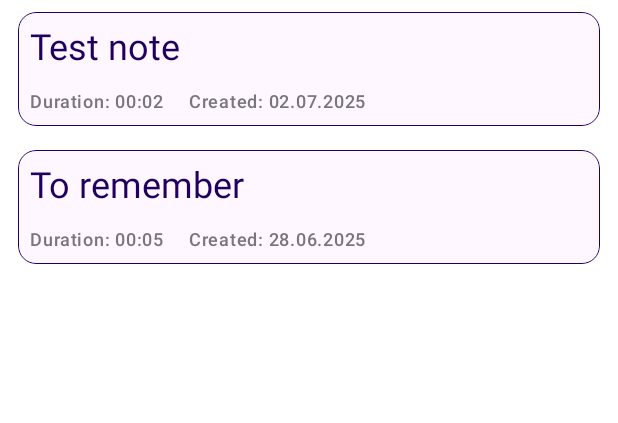
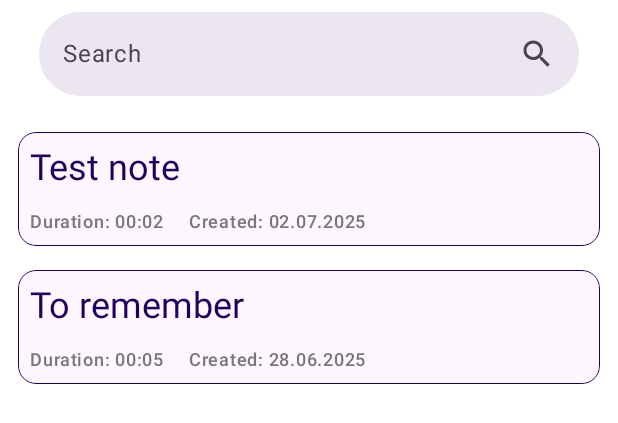
Before and after one commit to onecoffeeplz/ZamechalkaApp, an Android app built with Jetpack Compose: the @Preview function NotesListViewPreview, on a phone screen of 412 x 824 dp. Shown: the top 423 px of the screen. Run offline under Robolectric (Android 15) with nearby library versions, the phone set to English and light mode, and no system bars.

Commit message:
design: add simple search bar

```diff
--- a/app/src/main/java/dev/onecoffeeplz/zamechalka/presentation/ui/components/NotesListView.kt
+++ b/app/src/main/java/dev/onecoffeeplz/zamechalka/presentation/ui/components/NotesListView.kt
@@ -1,19 +1,49 @@
 package dev.onecoffeeplz.zamechalka.presentation.ui.components
 
+import androidx.compose.foundation.layout.Column
+import androidx.compose.foundation.layout.Spacer
+import androidx.compose.foundation.layout.fillMaxWidth
+import androidx.compose.foundation.layout.padding
 import androidx.compose.foundation.lazy.LazyColumn
 import androidx.compose.foundation.lazy.items
+import androidx.compose.foundation.text.input.rememberTextFieldState
 import androidx.compose.runtime.Composable
+import androidx.compose.ui.Modifier
 import androidx.compose.ui.tooling.preview.Preview
+import androidx.compose.ui.unit.dp
 import dev.onecoffeeplz.zamechalka.domain.model.Note
+import dev.onecoffeeplz.zamechalka.presentation.ui.utils.hideKeyboardAndClearFocusOnOutsideClick
 
 @Composable
 fun NotesListView(notes: List<Note>, onNoteClick: (Note) -> Unit, onSwipeToDelete: (Note) -> Unit) {
-    LazyColumn {
-        items(notes, key = { it.id!! }) { note ->
-            NoteItem(
-                note = note,
-                onClick = { onNoteClick(note) },
-                onDelete = { onSwipeToDelete(note) })
+    val textFieldState = rememberTextFieldState()
+    val query = textFieldState.text.toString()
+    val filteredNotes = if (query.isBlank()) notes else {
+        notes.filter { note ->
+            note.name.contains(query, ignoreCase = true)
+        }
+    }
+
+    Column(
+        modifier = Modifier.hideKeyboardAndClearFocusOnOutsideClick()
+    ) {
+
+        ZamechalkaSearchBar(
+            textFieldState = textFieldState,
+            onQueryChange = { textFieldState.edit { replace(0, length, it) } },
+            onSearch = {},
+            modifier = Modifier.fillMaxWidth()
+        )
+
+        Spacer(modifier = Modifier.padding(8.dp))
+
+        LazyColumn {
+            items(filteredNotes, key = { it.id!! }) { note ->
+                NoteItem(
+                    note = note,
+                    onClick = { onNoteClick(note) },
+                    onDelete = { onSwipeToDelete(note) })
+            }
         }
     }
 }
--- /dev/null
+++ b/app/src/main/java/dev/onecoffeeplz/zamechalka/presentation/ui/components/ZamechalkaSearchBar.kt
@@ -0,0 +1,88 @@
+package dev.onecoffeeplz.zamechalka.presentation.ui.components
+
+import androidx.compose.foundation.layout.Box
+import androidx.compose.foundation.layout.fillMaxWidth
+import androidx.compose.foundation.text.input.TextFieldState
+import androidx.compose.material.icons.Icons
+import androidx.compose.material.icons.filled.Close
+import androidx.compose.material.icons.filled.Search
+import androidx.compose.material3.ExperimentalMaterial3Api
+import androidx.compose.material3.Icon
+import androidx.compose.material3.IconButton
+import androidx.compose.material3.SearchBar
+import androidx.compose.material3.SearchBarDefaults
+import androidx.compose.material3.Text
+import androidx.compose.runtime.Composable
+import androidx.compose.ui.Alignment
+import androidx.compose.ui.Modifier
+import androidx.compose.ui.platform.LocalFocusManager
+import androidx.compose.ui.res.stringResource
+import androidx.compose.ui.tooling.preview.Preview
+import dev.onecoffeeplz.zamechalka.R
+
+@OptIn(ExperimentalMaterial3Api::class)
+@Composable
+fun ZamechalkaSearchBar(
+    textFieldState: TextFieldState,
+    onQueryChange: (String) -> Unit,
+    onSearch: (String) -> Unit,
+    modifier: Modifier = Modifier,
+    expanded: Boolean = false,
+    onExpandedChange: (Boolean) -> Unit = {},
+) {
+    val query = textFieldState.text.toString()
+    val focusManager = LocalFocusManager.current
+
+    Box(
+        modifier = modifier.fillMaxWidth()
+    ) {
+        SearchBar(
+            modifier = Modifier
+                .align(Alignment.TopCenter),
+            inputField = {
+                SearchBarDefaults.InputField(
+                    query = query,
+                    onQueryChange = { onQueryChange(it) },
+                    onSearch = {
+                        onSearch(query)
+                        focusManager.clearFocus()
+                    },
+                    expanded = expanded,
+                    onExpandedChange = onExpandedChange,
+                    placeholder = { Text(stringResource(R.string.search)) },
+                    trailingIcon = {
+                        IconButton(
+                            onClick = {
+                                textFieldState.edit { replace(0, length, "") }
+                                focusManager.clearFocus()
+                            }
+                        ) {
+                            if (query.isNotBlank()) {
+                                Icon(
+                                    imageVector = Icons.Default.Close,
+                                    contentDescription = stringResource(R.string.clear)
+                                )
+                            } else {
+                                Icon(
+                                    imageVector = Icons.Default.Search,
+                                    contentDescription = stringResource(R.string.search)
+                                )
+                            }
+                        }
+                    })
+            },
+            expanded = expanded,
+            onExpandedChange = onExpandedChange,
+        ) { }
+    }
+}
+
+@Preview(showBackground = true)
+@Composable
+fun ZamechalkaSearchBarPreview() {
+    ZamechalkaSearchBar(
+        TextFieldState(),
+        onSearch = {},
+        onQueryChange = {},
+    )
+}
--- a/app/src/main/java/dev/onecoffeeplz/zamechalka/presentation/ui/components/ZamechalkaTopBar.kt
+++ b/app/src/main/java/dev/onecoffeeplz/zamechalka/presentation/ui/components/ZamechalkaTopBar.kt
@@ -20,13 +20,13 @@ fun ZamechalkaTopBar() {
             Text(
                 stringResource(R.string.app_name),
                 style = MaterialTheme.typography.titleLarge,
+                color = MaterialTheme.colorScheme.onPrimary,
             )
         },
         modifier = Modifier
             .fillMaxWidth(),
         colors = TopAppBarDefaults.topAppBarColors(
             containerColor = MaterialTheme.colorScheme.primary,
-            titleContentColor = MaterialTheme.colorScheme.onPrimary,
         ),
         scrollBehavior = TopAppBarDefaults.enterAlwaysScrollBehavior()
     )
--- /dev/null
+++ b/app/src/main/java/dev/onecoffeeplz/zamechalka/presentation/ui/utils/ModifierExtensions.kt
@@ -0,0 +1,23 @@
+package dev.onecoffeeplz.zamechalka.presentation.ui.utils
+
+import androidx.compose.foundation.clickable
+import androidx.compose.foundation.interaction.MutableInteractionSource
+import androidx.compose.runtime.remember
+import androidx.compose.ui.Modifier
+import androidx.compose.ui.composed
+import androidx.compose.ui.platform.LocalFocusManager
+import androidx.compose.ui.platform.LocalSoftwareKeyboardController
+
+fun Modifier.hideKeyboardAndClearFocusOnOutsideClick(): Modifier = composed {
+    val focusManager = LocalFocusManager.current
+    val controller = LocalSoftwareKeyboardController.current
+    this.then(
+        Modifier.clickable(
+            indication = null,
+            interactionSource = remember { MutableInteractionSource() }
+        ) {
+            controller?.hide()
+            focusManager.clearFocus()
+        }
+    )
+}
--- a/app/src/main/res/values/strings.xml
+++ b/app/src/main/res/values/strings.xml
@@ -21,4 +21,6 @@
     <string name="no_notes_found">No notes found</string>
     <string name="create">Create</string>
     <string name="delete_note">Delete note</string>
+    <string name="search">Search</string>
+    <string name="clear">Clear</string>
 </resources>
```
Also changed, not shown: app/src/main/java/dev/onecoffeeplz/zamechalka/presentation/ui/components/ErrorView.kt (+5 -9 lines), 1 other file.
